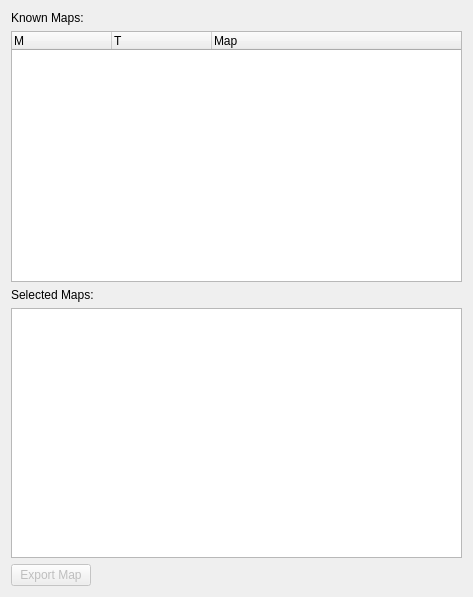
This is src/IMapToolWidget.ui in ntruchsess/QLandkarteGT as Qt 5 draws it before an edit. The edited form follows.
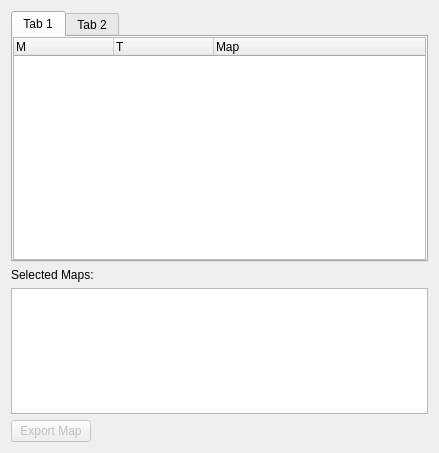
This is the edited form.

Commit message: add 2 separate lists for vector and raster maps

Patch:
```diff
--- a/src/IMapToolWidget.ui
+++ b/src/IMapToolWidget.ui
@@ -5,23 +5,88 @@
    <rect>
     <x>0</x>
     <y>0</y>
-    <width>473</width>
-    <height>597</height>
+    <width>439</width>
+    <height>453</height>
    </rect>
   </property>
   <property name="windowTitle" >
    <string>Form</string>
   </property>
-  <layout class="QVBoxLayout" >
+  <layout class="QVBoxLayout" name="verticalLayout_3" >
    <item>
-    <widget class="QLabel" name="label" >
+    <widget class="QTabWidget" name="tabWidget" >
+     <property name="sizePolicy" >
+      <sizepolicy vsizetype="Expanding" hsizetype="Expanding" >
+       <horstretch>0</horstretch>
+       <verstretch>2</verstretch>
+      </sizepolicy>
+     </property>
+     <property name="currentIndex" >
+      <number>0</number>
+     </property>
+     <widget class="QWidget" name="tabRaster" >
+      <attribute name="title" >
+       <string>Tab 1</string>
+      </attribute>
+      <layout class="QVBoxLayout" name="verticalLayout" >
+       <property name="spacing" >
+        <number>0</number>
+       </property>
+       <property name="margin" >
+        <number>0</number>
+       </property>
+       <item>
+        <widget class="QTreeWidget" name="treeKnownMapsRaster" >
+         <property name="contextMenuPolicy" >
+          <enum>Qt::CustomContextMenu</enum>
+         </property>
+         <property name="indentation" >
+          <number>0</number>
+         </property>
+         <property name="rootIsDecorated" >
+          <bool>false</bool>
+         </property>
+         <property name="itemsExpandable" >
+          <bool>false</bool>
+         </property>
+         <property name="expandsOnDoubleClick" >
+          <bool>false</bool>
+         </property>
+         <property name="columnCount" >
+          <number>3</number>
+         </property>
+         <column>
      <property name="text" >
-      <string>Known Maps:</string>
-     </property>
-    </widget>
-   </item>
+           <string>M</string>
+          </property>
+         </column>
+         <column>
+          <property name="text" >
+           <string>T</string>
+          </property>
+         </column>
+         <column>
+          <property name="text" >
+           <string>Map</string>
+          </property>
+         </column>
+        </widget>
+       </item>
+      </layout>
+     </widget>
+     <widget class="QWidget" name="tabVector" >
+      <attribute name="title" >
+       <string>Tab 2</string>
+      </attribute>
+      <layout class="QVBoxLayout" name="verticalLayout_2" >
+       <property name="spacing" >
+        <number>0</number>
+       </property>
+       <property name="margin" >
+        <number>0</number>
+       </property>
    <item>
-    <widget class="QTreeWidget" name="treeKnownMaps" >
+        <widget class="QTreeWidget" name="treeKnownMapsVector" >
      <property name="contextMenuPolicy" >
       <enum>Qt::CustomContextMenu</enum>
      </property>
@@ -55,6 +120,10 @@
        <string>Map</string>
       </property>
      </column>
+        </widget>
+       </item>
+      </layout>
+     </widget>
     </widget>
    </item>
    <item>
@@ -66,6 +135,12 @@
    </item>
    <item>
     <widget class="QListWidget" name="listSelectedMaps" >
+     <property name="sizePolicy" >
+      <sizepolicy vsizetype="Expanding" hsizetype="Expanding" >
+       <horstretch>0</horstretch>
+       <verstretch>1</verstretch>
+      </sizepolicy>
+     </property>
      <property name="contextMenuPolicy" >
       <enum>Qt::CustomContextMenu</enum>
      </property>
```
Left out of the diff: 8 changed lines with no effect on the pictures. Lines whose indentation alone changed are shown as unchanged. The commit also changes 3 other files.
